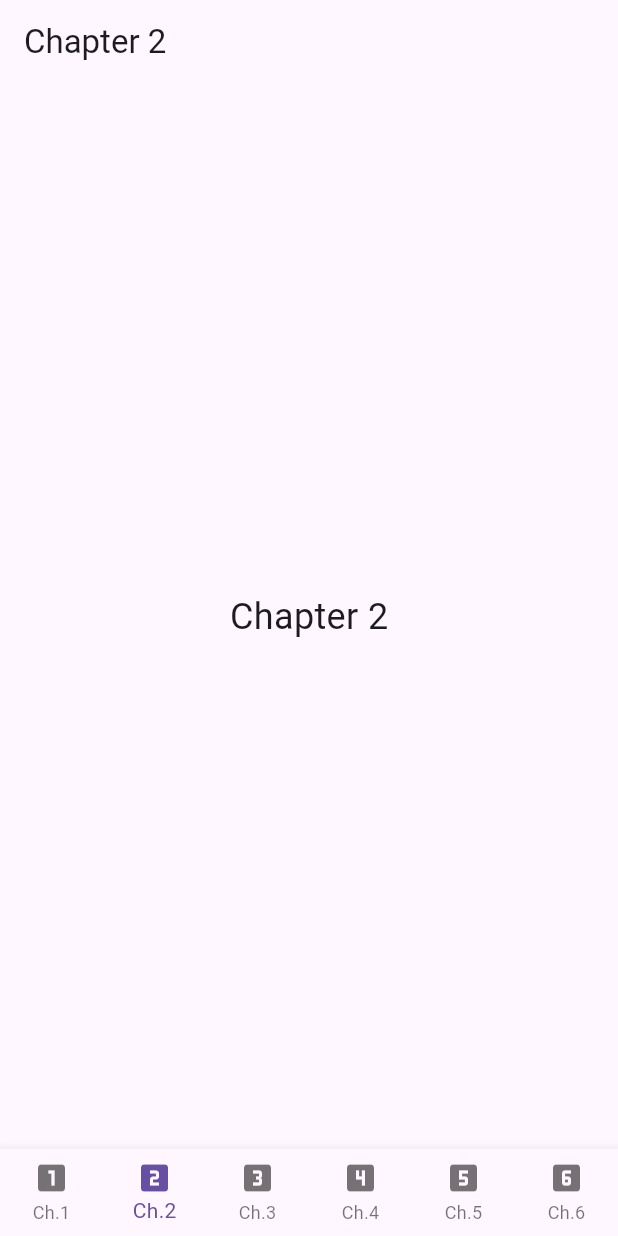
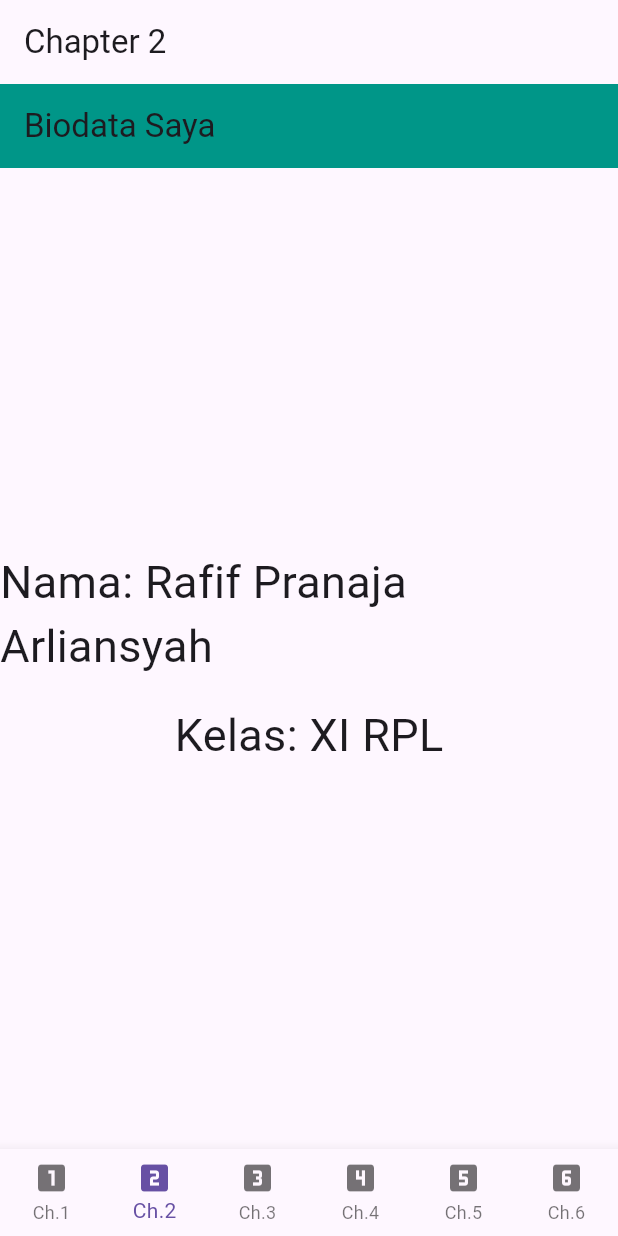
Before and after one commit to Islam2242-ux/Islam-Rafif-Repo, a Flutter app: the screen it shows after launch, item 2 of the bottom bar chosen, on a phone screen of 412 x 824 dp. Run offline on Flutter 3.47's test engine with Material 3 defaults, Android fonts, the light colour scheme and no system bars.

Commit message:
added chapter 2

```diff
--- a/lib/main.dart
+++ b/lib/main.dart
@@ -1,4 +1,5 @@
 import 'pages/chapter-1.dart';
+import 'pages/chapter-2.dart';
 import 'pages/chapter-3.dart';
 import 'package:flutter/material.dart'; // Mengimpor paket Material Design dari Flutter.
 
@@ -39,7 +40,7 @@ class _MainNavbarState extends State<MainNavbar> {
 
   static final List<Widget> _pages = [
     Chapter1Page(),
-    Center(child: Text('Chapter 2', style: TextStyle(fontSize: 24))),
+    Chapter2Page(),
     Chapter3Page(),
     Center(child: Text('Chapter 4', style: TextStyle(fontSize: 24))),
     Center(child: Text('Chapter 5', style: TextStyle(fontSize: 24))),
--- /dev/null
+++ b/lib/pages/chapter-2.dart
@@ -0,0 +1,31 @@
+import 'package:flutter/material.dart';
+
+class Chapter2Page extends StatelessWidget {
+  const Chapter2Page({super.key});
+
+  @override
+  Widget build(BuildContext context) {
+    return Scaffold(
+      appBar: AppBar(
+        title: const Text('Biodata Saya'),
+        backgroundColor: Colors.teal, // Ganti warna sesuai keinginan
+      ),
+      body: const Center(
+        child: Column(
+          mainAxisAlignment: MainAxisAlignment.center,
+          children: <Widget>[
+            Text(
+              'Nama: Rafif Pranaja Arliansyah',
+              style: TextStyle(fontSize: 30),
+            ),
+            SizedBox(height: 16),
+            Text(
+              'Kelas: XI RPL',
+              style: TextStyle(fontSize: 30),
+            ),
+          ],
+        ),
+      ),
+    );
+  }
+}
```
